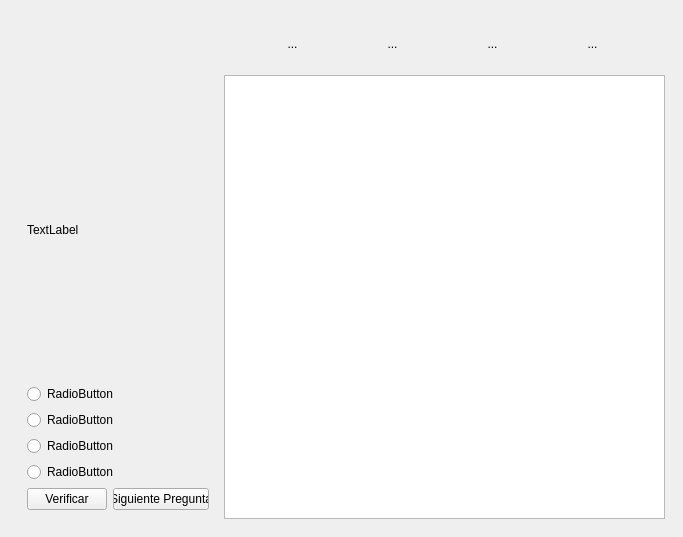
raqquel21/carta-nautica, file mainwindow.ui: the form before one commit.
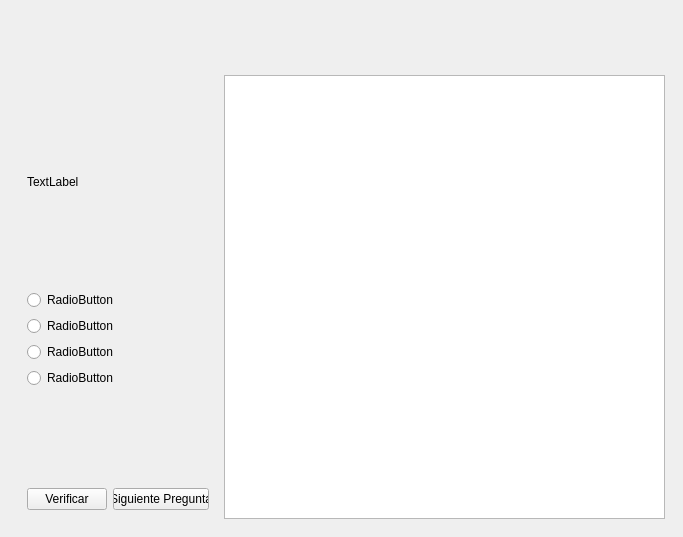
The form after the commit. Icons and pictures are not drawn.

Patch:
```diff
--- a/mainwindow.ui
+++ b/mainwindow.ui
@@ -785,23 +785,72 @@
            <property name="sizeConstraint">
             <enum>QLayout::SizeConstraint::SetDefaultConstraint</enum>
            </property>
-           <item row="2" column="0" colspan="2">
-            <widget class="QLabel" name="label">
+           <item row="6" column="0" colspan="2">
+            <widget class="QRadioButton" name="radioButton_3">
              <property name="sizePolicy">
-              <sizepolicy hsizetype="MinimumExpanding" vsizetype="Preferred">
+              <sizepolicy hsizetype="Minimum" vsizetype="Fixed">
                <horstretch>0</horstretch>
                <verstretch>0</verstretch>
               </sizepolicy>
              </property>
              <property name="text">
-              <string>TextLabel</string>
+              <string>RadioButton</string>
              </property>
-             <property name="wordWrap">
-              <bool>true</bool>
+            </widget>
+           </item>
+           <item row="4" column="0" colspan="2">
+            <widget class="QRadioButton" name="radioButton">
+             <property name="sizePolicy">
+              <sizepolicy hsizetype="Minimum" vsizetype="Maximum">
+               <horstretch>0</horstretch>
+               <verstretch>0</verstretch>
+              </sizepolicy>
              </property>
+             <property name="text">
+              <string>RadioButton</string>
+             </property>
             </widget>
            </item>
-           <item row="7" column="0">
+           <item row="8" column="0">
+            <spacer name="verticalSpacer_9">
+             <property name="orientation">
+              <enum>Qt::Orientation::Vertical</enum>
+             </property>
+             <property name="sizeHint" stdset="0">
+              <size>
+               <width>20</width>
+               <height>40</height>
+              </size>
+             </property>
+            </spacer>
+           </item>
+           <item row="5" column="0" colspan="2">
+            <widget class="QRadioButton" name="radioButton_2">
+             <property name="sizePolicy">
+              <sizepolicy hsizetype="Minimum" vsizetype="Fixed">
+               <horstretch>0</horstretch>
+               <verstretch>0</verstretch>
+              </sizepolicy>
+             </property>
+             <property name="text">
+              <string>RadioButton</string>
+             </property>
+            </widget>
+           </item>
+           <item row="7" column="0" colspan="2">
+            <widget class="QRadioButton" name="radioButton_4">
+             <property name="sizePolicy">
+              <sizepolicy hsizetype="Minimum" vsizetype="Fixed">
+               <horstretch>0</horstretch>
+               <verstretch>0</verstretch>
+              </sizepolicy>
+             </property>
+             <property name="text">
+              <string>RadioButton</string>
+             </property>
+            </widget>
+           </item>
+           <item row="9" column="0">
             <widget class="QPushButton" name="pushButton_2">
              <property name="sizePolicy">
               <sizepolicy hsizetype="MinimumExpanding" vsizetype="Fixed">
@@ -814,18 +863,18 @@
              </property>
             </widget>
            </item>
-           <item row="0" column="0">
-            <spacer name="horizontalSpacer_5">
-             <property name="orientation">
-              <enum>Qt::Orientation::Horizontal</enum>
+           <item row="9" column="1">
+            <widget class="QPushButton" name="pushButton_3">
+             <property name="sizePolicy">
+              <sizepolicy hsizetype="Minimum" vsizetype="Fixed">
+               <horstretch>0</horstretch>
+               <verstretch>0</verstretch>
+              </sizepolicy>
              </property>
-             <property name="sizeHint" stdset="0">
-              <size>
-               <width>40</width>
-               <height>20</height>
-              </size>
+             <property name="text">
+              <string>Siguiente Pregunta</string>
              </property>
-            </spacer>
+            </widget>
            </item>
            <item row="0" column="1">
             <widget class="QPushButton" name="sidebarButton">
@@ -846,70 +895,60 @@
              </property>
             </widget>
            </item>
-           <item row="7" column="1">
-            <widget class="QPushButton" name="pushButton_3">
-             <property name="sizePolicy">
-              <sizepolicy hsizetype="Minimum" vsizetype="Fixed">
-               <horstretch>0</horstretch>
-               <verstretch>0</verstretch>
-              </sizepolicy>
+           <item row="0" column="0">
+            <spacer name="horizontalSpacer_5">
+             <property name="orientation">
+              <enum>Qt::Orientation::Horizontal</enum>
              </property>
-             <property name="text">
-              <string>Siguiente Pregunta</string>
+             <property name="sizeHint" stdset="0">
+              <size>
+               <width>40</width>
+               <height>20</height>
+              </size>
              </property>
-            </widget>
+            </spacer>
            </item>
-           <item row="3" column="0" colspan="2">
-            <widget class="QRadioButton" name="radioButton">
+           <item row="2" column="0" colspan="2">
+            <widget class="QLabel" name="label">
              <property name="sizePolicy">
-              <sizepolicy hsizetype="Minimum" vsizetype="Maximum">
+              <sizepolicy hsizetype="MinimumExpanding" vsizetype="Preferred">
                <horstretch>0</horstretch>
                <verstretch>0</verstretch>
               </sizepolicy>
              </property>
              <property name="text">
-              <string>RadioButton</string>
+              <string>TextLabel</string>
              </property>
-            </widget>
-           </item>
-           <item row="6" column="0" colspan="2">
-            <widget class="QRadioButton" name="radioButton_4">
-             <property name="sizePolicy">
-              <sizepolicy hsizetype="Minimum" vsizetype="Fixed">
-               <horstretch>0</horstretch>
-               <verstretch>0</verstretch>
-              </sizepolicy>
+             <property name="wordWrap">
+              <bool>true</bool>
              </property>
-             <property name="text">
-              <string>RadioButton</string>
-             </property>
             </widget>
            </item>
-           <item row="5" column="0" colspan="2">
-            <widget class="QRadioButton" name="radioButton_3">
-             <property name="sizePolicy">
-              <sizepolicy hsizetype="Minimum" vsizetype="Fixed">
-               <horstretch>0</horstretch>
-               <verstretch>0</verstretch>
-              </sizepolicy>
+           <item row="3" column="0">
+            <spacer name="verticalSpacer_10">
+             <property name="orientation">
+              <enum>Qt::Orientation::Vertical</enum>
              </property>
-             <property name="text">
-              <string>RadioButton</string>
+             <property name="sizeHint" stdset="0">
+              <size>
+               <width>20</width>
+               <height>40</height>
+              </size>
              </property>
-            </widget>
+            </spacer>
            </item>
-           <item row="4" column="0" colspan="2">
-            <widget class="QRadioButton" name="radioButton_2">
-             <property name="sizePolicy">
-              <sizepolicy hsizetype="Minimum" vsizetype="Fixed">
-               <horstretch>0</horstretch>
-               <verstretch>0</verstretch>
-              </sizepolicy>
+           <item row="1" column="0">
+            <spacer name="verticalSpacer_11">
+             <property name="orientation">
+              <enum>Qt::Orientation::Vertical</enum>
              </property>
-             <property name="text">
-              <string>RadioButton</string>
+             <property name="sizeHint" stdset="0">
+              <size>
+               <width>20</width>
+               <height>40</height>
+              </size>
              </property>
-            </widget>
+            </spacer>
            </item>
           </layout>
          </widget>
@@ -932,7 +971,7 @@
 }</string>
               </property>
               <property name="text">
-               <string>...</string>
+               <string/>
               </property>
               <property name="iconSize">
                <size>
@@ -949,14 +988,14 @@
     border: none;
 	background-repeat: no-repeat;
     background-position: center;
-    background-image: url(:/images/goma.jpg);
+    background-image: url(:/images/goma.png);
 
     min-width: 48px;
     min-height: 48px;
 }</string>
               </property>
               <property name="text">
-               <string>...</string>
+               <string/>
               </property>
              </widget>
             </item>
@@ -974,7 +1013,7 @@
 }</string>
               </property>
               <property name="text">
-               <string>...</string>
+               <string/>
               </property>
              </widget>
             </item>
@@ -992,7 +1031,7 @@
 }</string>
               </property>
               <property name="text">
-               <string>...</string>
+               <string/>
               </property>
              </widget>
             </item>
@@ -1039,7 +1078,7 @@
   </action>
   <action name="goma">
    <property name="icon">
-    <iconset>
+    <iconset resource="resources.qrc">
      <normaloff>:/images/goma.png</normaloff>:/images/goma.png</iconset>
    </property>
    <property name="text">
```
